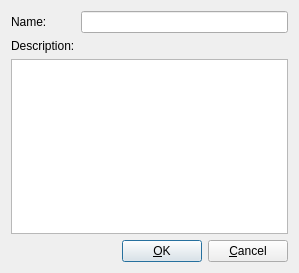
The window that Beeftext/Group/GroupDialog.ui (xmichelo/Beeftext) describes before a commit, drawn with Qt 5.
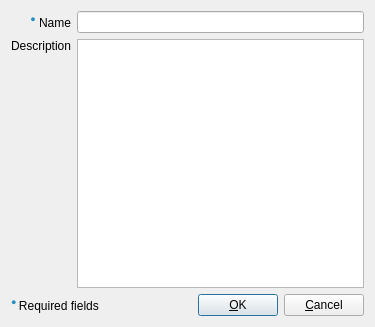
The same window after the commit.

Commit message: Combo and Group dialogs now indicate required fields.

Diff of the .ui file:
```diff
--- a/Beeftext/Group/GroupDialog.ui
+++ b/Beeftext/Group/GroupDialog.ui
@@ -6,17 +6,30 @@
    <rect>
     <x>0</x>
     <y>0</y>
-    <width>299</width>
-    <height>273</height>
+    <width>375</width>
+    <height>327</height>
    </rect>
   </property>
   <property name="windowTitle">
    <string/>
   </property>
-  <layout class="QVBoxLayout" name="verticalLayout">
+  <layout class="QVBoxLayout" name="verticalLayout" stretch="0,0">
    <item>
-    <layout class="QGridLayout" name="gridLayout">
-     <item row="2" column="0" colspan="2">
+    <layout class="QGridLayout" name="gridLayout_2">
+     <item row="1" column="0">
+      <widget class="QLabel" name="labelDescription">
+       <property name="text">
+        <string>Description</string>
+       </property>
+       <property name="alignment">
+        <set>Qt::AlignRight|Qt::AlignTrailing|Qt::AlignVCenter</set>
+       </property>
+      </widget>
+     </item>
+     <item row="0" column="1">
+      <widget class="QLineEdit" name="editName"/>
+     </item>
+     <item row="1" column="1" rowspan="2">
       <widget class="QPlainTextEdit" name="editDescription">
        <property name="contextMenuPolicy">
         <enum>Qt::CustomContextMenu</enum>
@@ -26,29 +39,22 @@
      <item row="0" column="0">
       <widget class="QLabel" name="labelName">
        <property name="text">
-        <string>Name:</string>
+        <string>&lt;html&gt;&lt;head/&gt;&lt;body&gt;&lt;p&gt;&lt;span style=&quot; font-size:11pt; color:#258fc0; vertical-align:super;&quot;&gt;●&lt;/span&gt; Name&lt;/p&gt;&lt;/body&gt;&lt;/html&gt;</string>
        </property>
-      </widget>
-     </item>
-     <item row="0" column="1">
-      <widget class="QLineEdit" name="editName"/>
-     </item>
-     <item row="1" column="0">
-      <widget class="QLabel" name="labelDescription">
-       <property name="text">
-        <string>Description:</string>
+       <property name="alignment">
+        <set>Qt::AlignRight|Qt::AlignTrailing|Qt::AlignVCenter</set>
        </property>
       </widget>
      </item>
-     <item row="1" column="1">
-      <spacer name="horizontalSpacer_2">
+     <item row="2" column="0">
+      <spacer name="verticalSpacer_2">
        <property name="orientation">
-        <enum>Qt::Horizontal</enum>
+        <enum>Qt::Vertical</enum>
        </property>
        <property name="sizeHint" stdset="0">
         <size>
-         <width>40</width>
-         <height>5</height>
+         <width>20</width>
+         <height>40</height>
         </size>
        </property>
       </spacer>
@@ -57,6 +63,13 @@
    </item>
    <item>
     <layout class="QHBoxLayout" name="horizontalLayout">
+     <item>
+      <widget class="QLabel" name="label">
+       <property name="text">
+        <string>&lt;html&gt;&lt;head/&gt;&lt;body&gt;&lt;p&gt;&lt;span style=&quot; font-size:11pt; color:#258fc0; vertical-align:super;&quot;&gt;● &lt;/span&gt;Required fields&lt;/p&gt;&lt;/body&gt;&lt;/html&gt;</string>
+       </property>
+      </widget>
+     </item>
      <item>
       <spacer name="horizontalSpacer">
        <property name="orientation">
```
Left out of the diff: 2 changed lines with no effect on the pictures. The commit also changes 2 other files.
